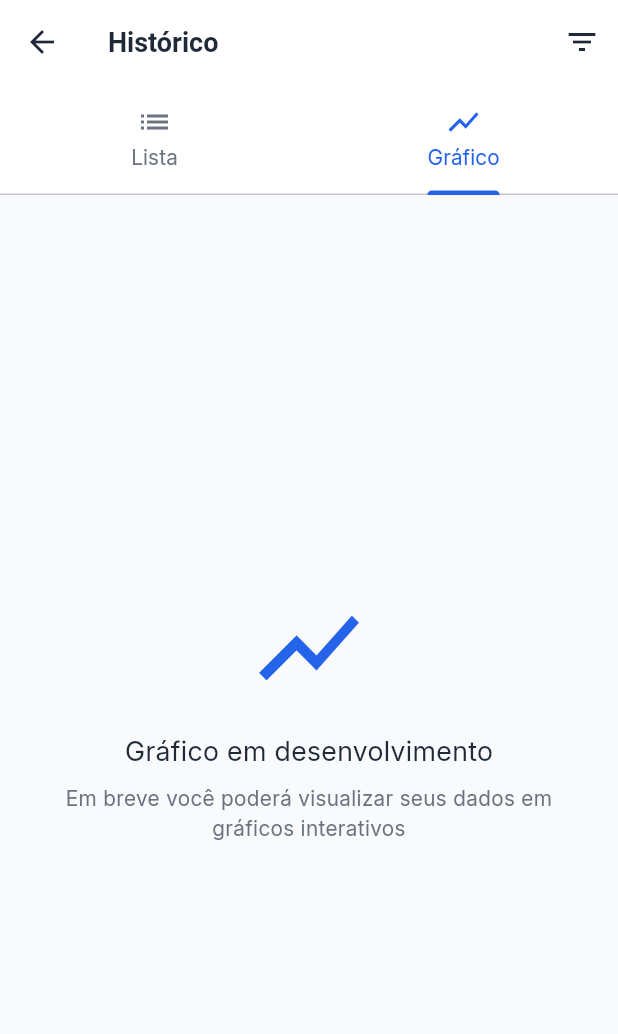
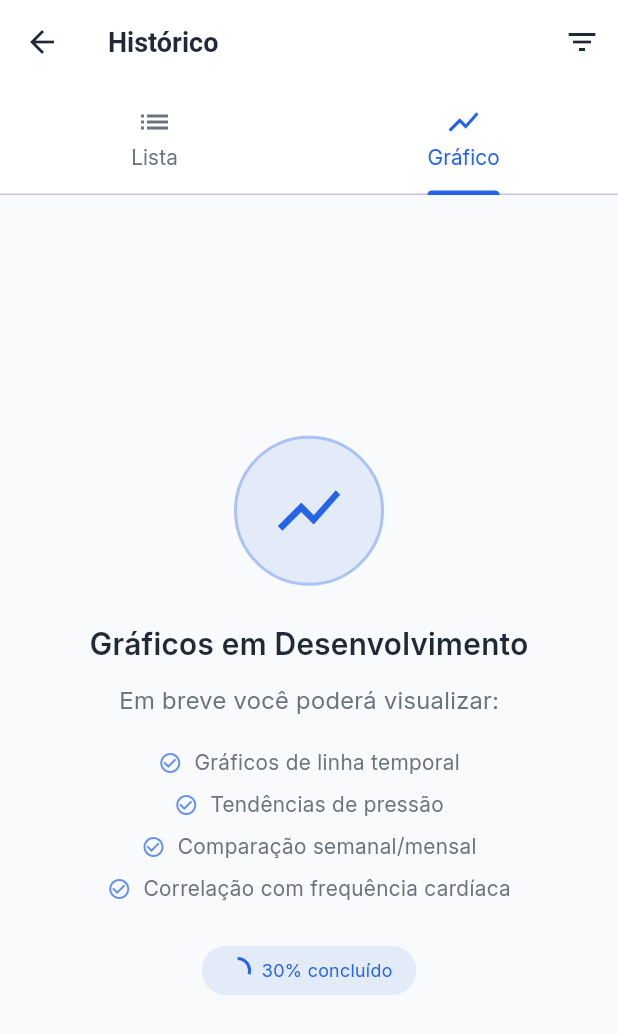
Before and after one commit to PauloRobert/bpmonitor, a Flutter app: the HistoryScreen screen opened directly, tab 2 chosen, on a phone screen of 412 x 824 dp. Shown: the top 1034 px of the screen. Run offline on Flutter 3.47's test engine with Material 3 defaults, Android fonts, the phone set to English and light mode, and no system bars; our stand-ins replace flutter_riverpod, shared_preferences, sqflite; accounts and stored records are empty.

```diff
--- a/lib/features/history/history_screen.dart
+++ b/lib/features/history/history_screen.dart
@@ -2,6 +2,12 @@ import 'package:flutter/material.dart';
 import '../../core/constants/app_constants.dart';
 import '../../core/database/database_helper.dart';
 import '../../shared/models/measurement_model.dart';
+import '../measurements/add_measurement_screen.dart';
+
+// ✅ Interface pública para controle externo
+abstract class HistoryScreenController {
+  void loadMeasurements();
+}
 
 class HistoryScreen extends StatefulWidget {
   const HistoryScreen({super.key});
@@ -11,7 +17,8 @@ class HistoryScreen extends StatefulWidget {
 }
 
 class _HistoryScreenState extends State<HistoryScreen>
-    with SingleTickerProviderStateMixin {
+    with SingleTickerProviderStateMixin
+    implements HistoryScreenController {
   late TabController _tabController;
   final DatabaseHelper _dbHelper = DatabaseHelper();
 
@@ -48,6 +55,12 @@ class _HistoryScreenState extends State<HistoryScreen>
     super.dispose();
   }
 
+  // ✅ Implementação da interface pública
+  @override
+  void loadMeasurements() {
+    _loadMeasurements();
+  }
+
   void _onScroll() {
     if (_scrollController.position.pixels >=
         _scrollController.position.maxScrollExtent - 200) {
@@ -68,19 +81,23 @@ class _HistoryScreenState extends State<HistoryScreen>
 
       final measurements = await _dbHelper.getAllMeasurements();
 
+      if (mounted) {
         setState(() {
           _measurements = measurements;
           _filteredMeasurements = _applyPeriodFilter(measurements);
           _isLoading = false;
           _hasMoreData = _filteredMeasurements.length > _itemsPerPage;
         });
+      }
 
       AppConstants.logInfo('Histórico carregado: ${measurements.length} medições');
     } catch (e, stackTrace) {
       AppConstants.logError('Erro ao carregar histórico', e, stackTrace);
+      if (mounted) {
         setState(() {
           _isLoading = false;
         });
+      }
     }
   }
 
@@ -91,8 +108,9 @@ class _HistoryScreenState extends State<HistoryScreen>
       _isLoadingMore = true;
     });
 
-    await Future.delayed(const Duration(milliseconds: 500)); // Simula carregamento
+    await Future.delayed(const Duration(milliseconds: 500));
 
+    if (mounted) {
       setState(() {
         _currentPage++;
         _isLoadingMore = false;
@@ -100,6 +118,7 @@ class _HistoryScreenState extends State<HistoryScreen>
         final endIndex = (_currentPage + 1) * _itemsPerPage;
         _hasMoreData = endIndex < _filteredMeasurements.length;
       });
+    }
   }
 
   List<MeasurementModel> _applyPeriodFilter(List<MeasurementModel> measurements) {
@@ -132,9 +151,36 @@ class _HistoryScreenState extends State<HistoryScreen>
     });
   }
 
-  void _editMeasurement(MeasurementModel measurement) {
+  Future<void> _editMeasurement(MeasurementModel measurement) async {
     AppConstants.logNavigation('HistoryScreen', 'EditMeasurementScreen');
-    // TODO: Navegar para tela de edição
+
+    final result = await Navigator.of(context).push(
+      MaterialPageRoute(
+        builder: (context) => AddMeasurementScreen(
+          measurementToEdit: measurement,
+        ),
+      ),
+    );
+
+    if (result == true) {
+      _loadMeasurements();
+
+      if (mounted) {
+        ScaffoldMessenger.of(context).showSnackBar(
+          const SnackBar(
+            content: Row(
+              children: [
+                Icon(Icons.check_circle, color: Colors.white, size: 20),
+                SizedBox(width: 8),
+                Text('Medição atualizada com sucesso!'),
+              ],
+            ),
+            backgroundColor: Colors.green,
+            duration: Duration(seconds: 2),
+          ),
+        );
+      }
+    }
   }
 
   Future<void> _deleteMeasurement(MeasurementModel measurement) async {
@@ -144,13 +190,20 @@ class _HistoryScreenState extends State<HistoryScreen>
       try {
         await _dbHelper.deleteMeasurement(measurement.id!);
         AppConstants.logInfo('Medição deletada: ID ${measurement.id}');
-        _loadMeasurements(); // Recarrega a lista
+        _loadMeasurements();
 
         if (mounted) {
           ScaffoldMessenger.of(context).showSnackBar(
             const SnackBar(
-              content: Text('Medição removida com sucesso'),
+              content: Row(
+                children: [
+                  Icon(Icons.check_circle, color: Colors.white, size: 20),
+                  SizedBox(width: 8),
+                  Text('Medição removida com sucesso'),
+                ],
+              ),
               backgroundColor: Colors.green,
+              duration: Duration(seconds: 2),
             ),
           );
         }
@@ -160,8 +213,15 @@ class _HistoryScreenState extends State<HistoryScreen>
         if (mounted) {
           ScaffoldMessenger.of(context).showSnackBar(
             const SnackBar(
-              content: Text('Erro ao remover medição'),
+              content: Row(
+                children: [
+                  Icon(Icons.error, color: Colors.white, size: 20),
+                  SizedBox(width: 8),
+                  Text('Erro ao remover medição'),
+                ],
+              ),
               backgroundColor: AppConstants.secondaryColor,
+              duration: Duration(seconds: 3),
             ),
           );
         }
@@ -474,6 +534,28 @@ class _HistoryScreenState extends State<HistoryScreen>
                 color: AppConstants.textSecondary,
               ),
             ),
+            if (_selectedPeriod == 'all') ...[
+              const SizedBox(height: 24),
+              ElevatedButton.icon(
+                onPressed: () async {
+                  final result = await Navigator.of(context).push(
+                    MaterialPageRoute(
+                      builder: (context) => const AddMeasurementScreen(),
+                    ),
+                  );
+
+                  if (result == true) {
+                    _loadMeasurements();
+                  }
+                },
+                icon: const Icon(Icons.add, size: 18),
+                label: const Text('Adicionar Medição'),
+                style: ElevatedButton.styleFrom(
+                  backgroundColor: AppConstants.primaryColor,
+                  foregroundColor: Colors.white,
+                ),
+              ),
+            ],
           ],
         ),
       ),
@@ -481,38 +563,116 @@ class _HistoryScreenState extends State<HistoryScreen>
   }
 
   Widget _buildChartView() {
-    return const Center(
+    return Center(
       child: Padding(
-        padding: EdgeInsets.all(32),
+        padding: const EdgeInsets.all(32),
         child: Column(
           mainAxisAlignment: MainAxisAlignment.center,
           children: [
-            Icon(
+            Container(
+              width: 100,
+              height: 100,
+              decoration: BoxDecoration(
+                color: AppConstants.primaryColor.withOpacity(0.1),
+                shape: BoxShape.circle,
+                border: Border.all(
+                  color: AppConstants.primaryColor.withOpacity(0.3),
+                  width: 2,
+                ),
+              ),
+              child: const Icon(
                 Icons.show_chart,
-              size: 80,
+                size: 50,
                 color: AppConstants.primaryColor,
               ),
-            SizedBox(height: 16),
-            Text(
-              'Gráfico em desenvolvimento',
+            ),
+            const SizedBox(height: 24),
+            const Text(
+              'Gráficos em Desenvolvimento',
               style: TextStyle(
-                fontSize: 18,
-                fontWeight: FontWeight.w500,
+                fontSize: 20,
+                fontWeight: FontWeight.w600,
                 color: AppConstants.textPrimary,
               ),
             ),
-            SizedBox(height: 8),
-            Text(
-              'Em breve você poderá visualizar seus dados em gráficos interativos',
+            const SizedBox(height: 12),
+            const Text(
+              'Em breve você poderá visualizar:',
               style: TextStyle(
-                fontSize: 14,
+                fontSize: 16,
                 color: AppConstants.textSecondary,
               ),
-              textAlign: TextAlign.center,
+            ),
+            const SizedBox(height: 16),
+            _buildFeaturesList(),
+            const SizedBox(height: 24),
+            Container(
+              padding: const EdgeInsets.symmetric(horizontal: 16, vertical: 8),
+              decoration: BoxDecoration(
+                color: AppConstants.primaryColor.withOpacity(0.1),
+                borderRadius: BorderRadius.circular(20),
+              ),
+              child: Row(
+                mainAxisSize: MainAxisSize.min,
+                children: [
+                  SizedBox(
+                    width: 16,
+                    height: 16,
+                    child: CircularProgressIndicator(
+                      strokeWidth: 2,
+                      color: AppConstants.primaryColor,
+                      value: 0.3,
+                    ),
+                  ),
+                  const SizedBox(width: 8),
+                  const Text(
+                    '30% concluído',
+                    style: TextStyle(
+                      fontSize: 12,
+                      fontWeight: FontWeight.w500,
+                      color: AppConstants.primaryColor,
+                    ),
+                  ),
+                ],
+              ),
             ),
           ],
         ),
       ),
     );
   }
+
+  Widget _buildFeaturesList() {
+    final features = [
+      'Gráficos de linha temporal',
+      'Tendências de pressão',
+      'Comparação semanal/mensal',
+      'Correlação com frequência cardíaca',
+    ];
+
+    return Column(
+      children: features.map((feature) =>
+          Padding(
+            padding: const EdgeInsets.symmetric(vertical: 4),
+            child: Row(
+              mainAxisSize: MainAxisSize.min,
+              children: [
+                Icon(
+                  Icons.check_circle_outline,
+                  size: 16,
+                  color: AppConstants.primaryColor.withOpacity(0.7),
+                ),
+                const SizedBox(width: 8),
+                Text(
+                  feature,
+                  style: const TextStyle(
+                    fontSize: 14,
+                    color: AppConstants.textSecondary,
+                  ),
+                ),
+              ],
+            ),
+          )).toList(),
+    );
   }
+}
```
Lines whose indentation alone changed are shown as unchanged.
